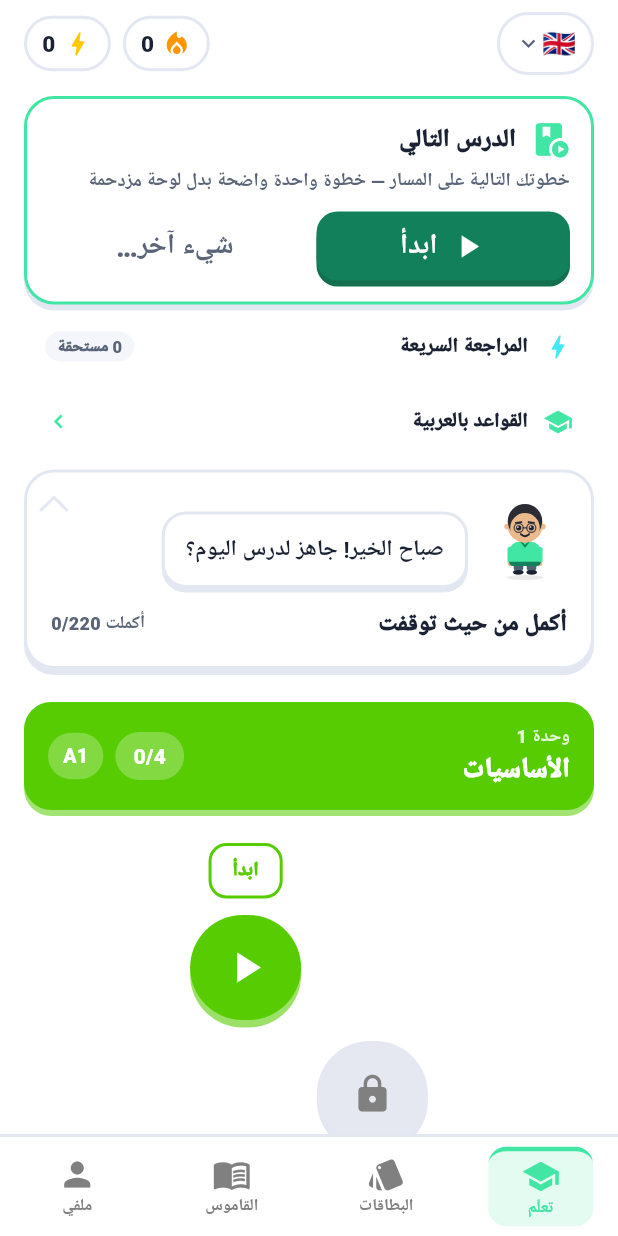
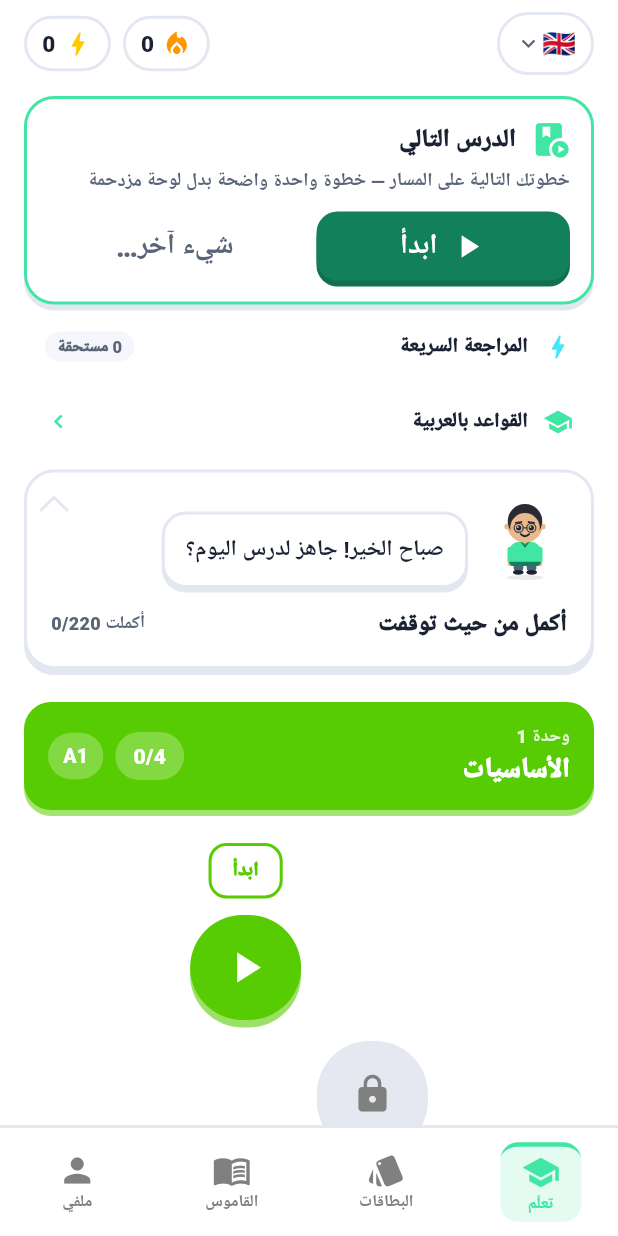
Before and after one commit to CTO-DRS/masar-al-lugha, a Flutter app: the HomeShell screen opened directly, on a phone screen of 412 x 824 dp. Run offline on Flutter 3.47's test engine with Material 3 defaults, Android fonts, the phone set to English and light mode, and no system bars; our stand-ins replace flutter_local_notifications, flutter_tts, shared_preferences, speech_to_text, timezone; accounts and stored records are empty.

Commit message:
v5.17 phase-1 batch D: tab state preservation (lazy IndexedStack) + 360dp layout fixes
- home_shell: pages[tab] unmounted the previous tab on every switch (scroll
  positions, card-session queues, dictionary query all lost) — replaced with
  a LAZY IndexedStack: visited tabs stay mounted, unvisited never build;
  offscreen tabs stay excluded from semantics and hit-testing
- CAUGHT BY THE NEW TEST: the nav item's inline setState bypassed switchTab,
  so the lazy stack showed a BLANK screen on first visit — nav taps now go
  through switchTab (the regression test pins the round-trip)
- fifth real 360dp overflow fixed: nav pill clipped 3px (height 66->72,
  pill padding 22->14); learn-path hero row wrapped (Expanded label)
- tests: 482 green (11 in phase1_fixes_test.dart)

```diff
--- a/lib/screens/home_shell.dart
+++ b/lib/screens/home_shell.dart
@@ -22,7 +22,18 @@ class HomeShell extends StatefulWidget {
 class _HomeShellState extends State<HomeShell> {
   int tab = 0;
 
-  void switchTab(int i) => setState(() => tab = i);
+  // v5.17 Phase-1 (audit D-1): the shell used to render `pages[tab]`, which
+  // UNMOUNTS the previous tab on every switch — scroll positions, the
+  // flashcards session queue and the dictionary search query were all lost.
+  // A lazy IndexedStack keeps every VISITED tab mounted (offscreen tabs are
+  // excluded from semantics and hit-testing) while never building an
+  // unvisited one, so startup cost stays the same as before.
+  final Set<int> _visited = {0};
+
+  void switchTab(int i) => setState(() {
+        tab = i;
+        _visited.add(i);
+      });
 
   @override
   Widget build(BuildContext context) {
@@ -43,7 +54,13 @@ class _HomeShellState extends State<HomeShell> {
     return MediaQuery(
       data: MediaQuery.of(context).copyWith(textScaler: scaler),
       child: Scaffold(
-        body: pages[tab],
+        body: IndexedStack(
+          index: tab,
+          children: [
+            for (var i = 0; i < pages.length; i++)
+              _visited.contains(i) ? pages[i] : const SizedBox.shrink(),
+          ],
+        ),
         bottomNavigationBar: Container(
           decoration: BoxDecoration(
             border: Border(top: BorderSide(color: context.line, width: 2)),
@@ -51,7 +68,9 @@ class _HomeShellState extends State<HomeShell> {
           child: SafeArea(
             top: false,
             child: SizedBox(
-              height: 66,
+              // v5.17 (Phase-1 audit M-6): 66 clipped the nav pill by 3px on
+              // 360dp phones — 72 gives the labels room on every width.
+              height: 72,
               child: Row(
                 children: [
                   _navItem(
@@ -96,12 +115,15 @@ class _HomeShellState extends State<HomeShell> {
     final selected = tab == index;
     return Expanded(
       child: InkWell(
-        onTap: () => setState(() => tab = index),
+        // v5.17 (Phase-1 D-1 fix): MUST go through switchTab — the old
+        // inline setState never marked the tab visited, so the lazy
+        // IndexedStack showed a BLANK screen on first visit.
+        onTap: () => switchTab(index),
         child: Column(
           mainAxisAlignment: MainAxisAlignment.center,
           children: [
             Container(
-              padding: const EdgeInsets.symmetric(horizontal: 22, vertical: 4),
+              padding: const EdgeInsets.symmetric(horizontal: 14, vertical: 4),
               decoration: BoxDecoration(
                 color: selected
                     ? activeColor.withValues(alpha: 0.15)
--- a/lib/screens/learn_path.dart
+++ b/lib/screens/learn_path.dart
@@ -717,10 +717,13 @@ class _HomeHero extends StatelessWidget {
             const SizedBox(height: 12),
             Row(
               children: [
-                Text(tr('continueLearning'),
-                    style: const TextStyle(
-                        fontWeight: FontWeight.w900, fontSize: 16)),
-                const Spacer(),
+                // v5.17 (Phase-1 audit M-6): this hero row overflowed on
+                // 360dp phones — the label now wraps instead of clipping.
+                Expanded(
+                  child: Text(tr('continueLearning'),
+                      style: const TextStyle(
+                          fontWeight: FontWeight.w900, fontSize: 16)),
+                ),
                 Text(
                   '${tr('unitProgress')} $lessonsDone/${course.allLessons.length}',
                   style: TextStyle(
```
Also changed, not shown: 1 other file.
